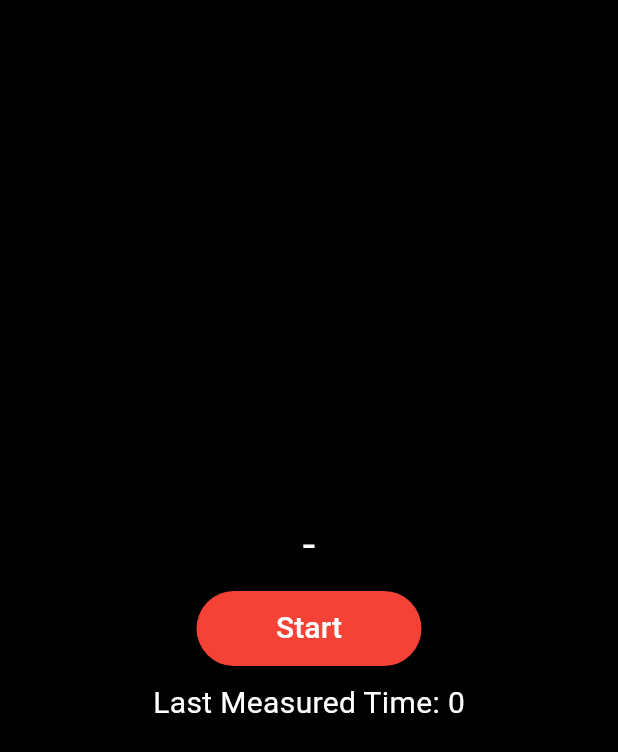
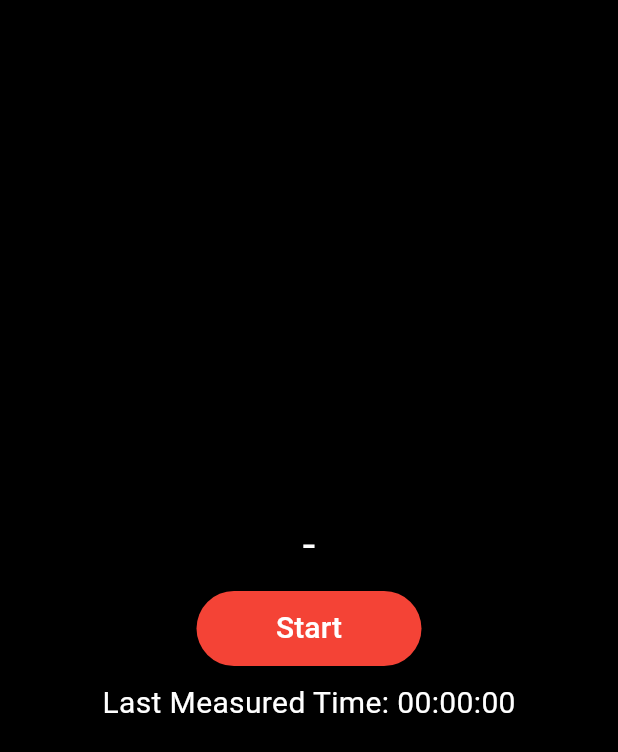
Before and after one commit to BahresAtli/TravelLogger-TTK, a Flutter app: the screen it shows after launch, on a phone screen of 412 x 824 dp. Shown: the top 752 px of the screen. Run offline on Flutter 3.47's test engine with Material 3 defaults, Android fonts, the light colour scheme and no system bars.

Commit message:
Structure for time is added

```diff
--- /dev/null
+++ b/lib/core/time_ttk.dart
@@ -0,0 +1,38 @@
+import 'dart:async';
+
+class TimeTTK {
+  Stopwatch stopwatch = Stopwatch();
+  Timer? timer;
+  int lastTime = 0;
+
+  void start() {
+    stopwatch.start();
+  }
+
+  void stop() {
+    stopwatch.stop();
+    lastTime = stopwatch.elapsedMilliseconds;
+    stopwatch.reset();
+  }
+
+  Duration getElapsedAsDuration(int? milliSeconds) {
+    if (milliSeconds != null) return Duration(milliseconds: milliSeconds);
+    return Duration(milliseconds: stopwatch.elapsedMilliseconds);
+  }
+
+  String formatElapsedToText(int? milliseconds) {
+    Duration currentTime = getElapsedAsDuration(milliseconds);
+
+    String padding(int n) => n.toString().padLeft(2, "0");
+    //String padMsec(int n) => n.toString().padLeft(3, "0");
+
+    //TODO: Make this structure flexible (show milisecs if the user wants for example)
+
+    String hours = padding(currentTime.inHours.remainder(24).abs());
+    String minutes = padding(currentTime.inMinutes.remainder(60).abs());
+    String seconds = padding(currentTime.inSeconds.remainder(60).abs());
+    //String milliSeconds = padMsec(currentTime.inMilliseconds.remainder(1000).abs());
+    return "$hours:$minutes:$seconds";
+
+  }
+}
--- a/lib/main.dart
+++ b/lib/main.dart
@@ -1,5 +1,6 @@
 import 'dart:async';
 import 'package:flutter/material.dart';
+import 'core/time_ttk.dart';
 
 void main() {
   runApp(const MainApp());
@@ -14,9 +15,8 @@ class MainApp extends StatefulWidget {
 
 class _MainAppState extends State<MainApp> {
   bool isPressed = false;
-  Stopwatch stopwatch = Stopwatch();
   Timer? timer;
-  int lastTime = 0;
+  TimeTTK timeTTK = TimeTTK();
 
   @override
   Widget build(BuildContext context) {
@@ -42,28 +42,29 @@ class _MainAppState extends State<MainApp> {
   Container _timeText() {
     String textField = '-';
     if (isPressed == true) {
-      int time = stopwatch.elapsedMilliseconds;
-      textField = time.toString();
+      textField = timeTTK.formatElapsedToText(null);
     }
     return Container(
-      child: _commonText(textField, 30)
+      width: 250,
+      //padding: isPressed ? const EdgeInsets.only(left: 58) : null,
+      alignment: /*isPressed ? null :*/ Alignment.center,
+      child: _commonText(textField, 30),
       );
   }
 
   TextButton _startButton() {
     return TextButton(
       onPressed: () {
-        setState((){
+        setState(
+          () {
             if (isPressed == false) {
-            stopwatch.start();
-            timer = Timer.periodic(const Duration(milliseconds: 1), (Timer t) {
+              timeTTK.start();
+              timer =
+                  Timer.periodic(const Duration(milliseconds: 1), (Timer t) {
                 setState(() {});
               });
-          }
-          else {
-            stopwatch.stop();
-            lastTime = stopwatch.elapsedMilliseconds;
-            stopwatch.reset();
+            } else {
+              timeTTK.stop();
               timer?.cancel();
             }
 
@@ -75,16 +76,14 @@ class _MainAppState extends State<MainApp> {
         backgroundColor: Colors.red,
         minimumSize: const Size(150, 50),
       ),
-      child: isPressed ? _commonText('Finish', 20) : _commonText('Start', 20) ,
+      child: isPressed ? _commonText('Finish', 20) : _commonText('Start', 20),
     );
   }
 
   Container _lastData() {
-    String textField = 'Last Measured Time: ' + lastTime.toString();
+    String textField = 'Last Measured Time: ${timeTTK.formatElapsedToText(timeTTK.lastTime)}';
 
-    return Container(
-      child: _commonText(textField, 20)
-    );
+    return Container(child: _commonText(textField, 20));
   }
 
   Text _commonText(String text, double fontSize) {
@@ -96,5 +95,4 @@ class _MainAppState extends State<MainApp> {
       ),
     );
   }
-
 }
```
Lines whose indentation alone changed are shown as unchanged.
